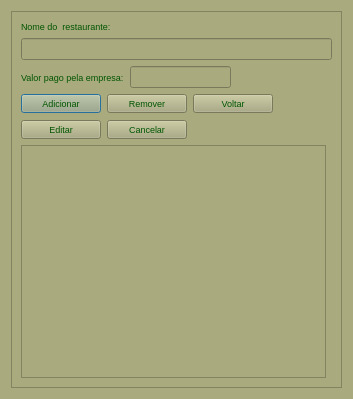
First picture: the form in ui/restaurante.ui, repository tiagopascal/Almoco, before the edit.
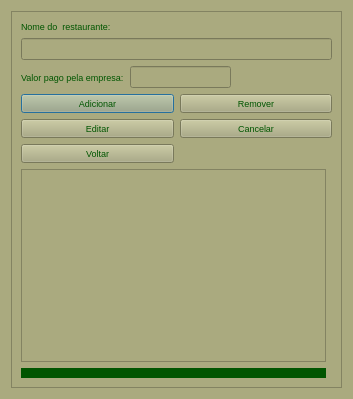
Second picture: the form after the edit.

Patch:
```diff
--- a/ui/restaurante.ui
+++ b/ui/restaurante.ui
@@ -154,20 +154,7 @@
           </property>
          </widget>
         </item>
-        <item row="0" column="3" colspan="2">
-         <spacer name="horizontalSpacer_2">
-          <property name="orientation">
-           <enum>Qt::Horizontal</enum>
-          </property>
-          <property name="sizeHint" stdset="0">
-           <size>
-            <width>40</width>
-            <height>20</height>
-           </size>
-          </property>
-         </spacer>
-        </item>
-        <item row="0" column="2">
+        <item row="2" column="0">
          <widget class="QPushButton" name="pushButton_Voltar">
           <property name="font">
            <font>
@@ -190,6 +177,21 @@
         </property>
        </widget>
       </item>
+      <item row="4" column="0">
+       <widget class="QLabel" name="label_8">
+        <property name="font">
+         <font>
+          <pointsize>7</pointsize>
+         </font>
+        </property>
+        <property name="styleSheet">
+         <string notr="true">background-color: rgb(0, 85, 0);</string>
+        </property>
+        <property name="text">
+         <string/>
+        </property>
+       </widget>
+      </item>
      </layout>
     </widget>
    </item>
```
Left out of the diff: 1 changed line with no effect on the pictures.
